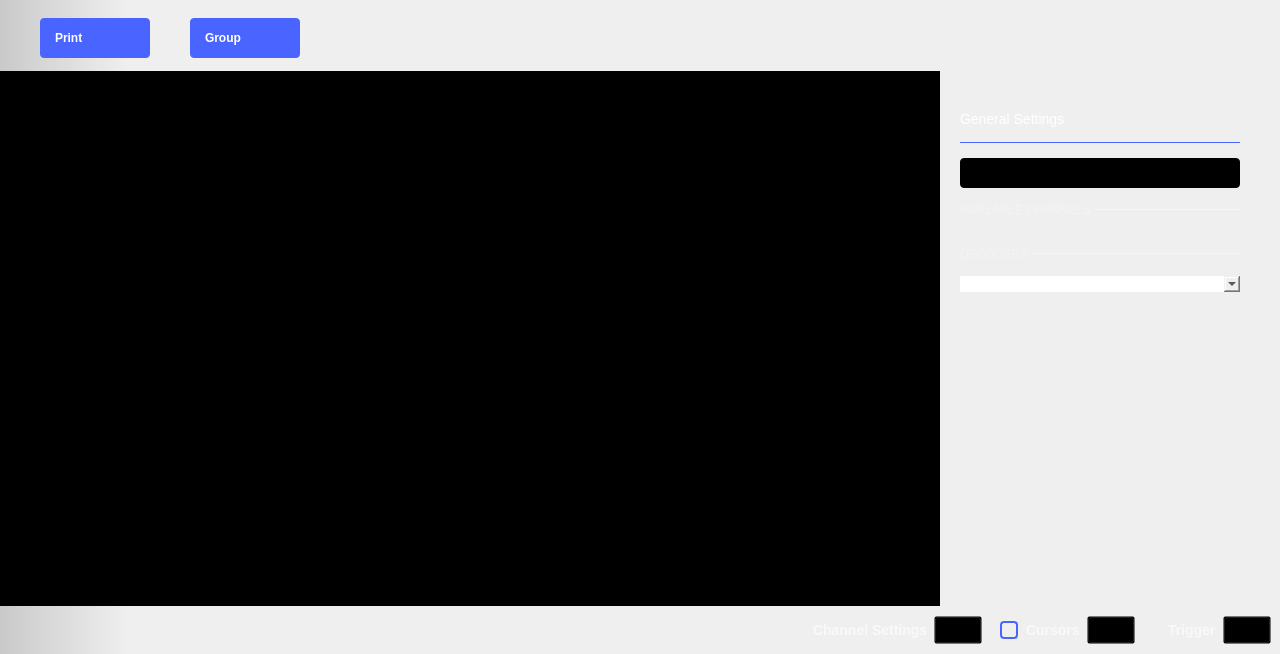
Qt form ui/logic_analyzer.ui (analogdevicesinc/scopy) before a commit.
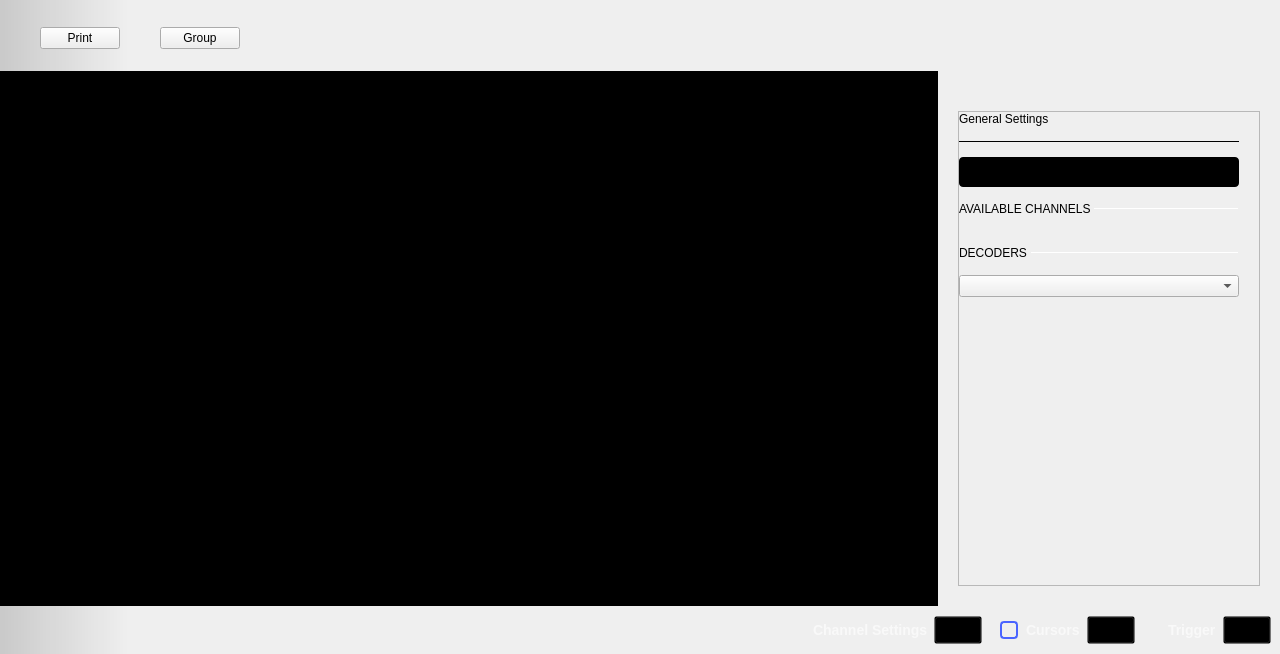
The same form after that commit. The open tabs and pages were chosen to show the change. Icons and pictures are not drawn. Custom widgets are drawn as their Qt base class.

What changed in the file:
```diff
--- a/ui/logic_analyzer.ui
+++ b/ui/logic_analyzer.ui
@@ -102,31 +102,6 @@
           <property name="layoutDirection">
            <enum>Qt::RightToLeft</enum>
           </property>
-          <property name="styleSheet">
-           <string notr="true">
-QPushButton {
-width: 80px;
-  height: 40px;
-
-text-align: left;
-  font-weight: bold;
-  padding-left: 15px;
-  padding-right: 15px;
-border-radius: 4px;
-
-background-color: #4a64ff;
-  color: #ffffff;
-
-}
-
-QPushButton:pressed {
-background-color: #2a44df;
-}
-
-QPushButton:hover {
-background-color: #4a34ff;
-}</string>
-          </property>
           <property name="text">
            <string>Print</string>
           </property>
@@ -144,32 +119,6 @@
         </item>
         <item>
          <widget class="QPushButton" name="btnGroupChannels">
-          <property name="styleSheet">
-           <string notr="true">
-QPushButton {
-width: 80px;
-  height: 40px;
-
-text-align: left;
-  font-weight: bold;
-  padding-left: 15px;
-  padding-right: 15px;
-
-border-radius: 4px;
-
-background-color: #4a64ff;
-  color: #ffffff;
-
-}
-
-QPushButton:pressed {
-background-color: #2a44df;
-}
-
-QPushButton:hover {
-background-color: #4a34ff;
-}</string>
-          </property>
           <property name="text">
            <string>Group</string>
           </property>
@@ -504,9 +453,6 @@
               <height>0</height>
              </size>
             </property>
-            <property name="styleSheet">
-             <string notr="true">QWidget {border:none;}</string>
-            </property>
             <layout class="QVBoxLayout" name="verticalLayout">
              <property name="spacing">
               <number>0</number>
@@ -1477,8 +1423,8 @@
                      <rect>
                       <x>0</x>
                       <y>0</y>
-                      <width>300</width>
-                      <height>258</height>
+                      <width>319</width>
+                      <height>467</height>
                      </rect>
                     </property>
                     <property name="sizePolicy">
@@ -1505,12 +1451,6 @@
                      </property>
                      <item>
                       <widget class="QLabel" name="label_3">
-                       <property name="styleSheet">
-                        <string notr="true">color: white;
-font-size: 14px;
-font-weight: normal;
-</string>
-                       </property>
                        <property name="text">
                         <string>General Settings</string>
                        </property>
@@ -1524,9 +1464,6 @@
                          <height>1</height>
                         </size>
                        </property>
-                       <property name="styleSheet">
-                        <string notr="true">border: 2px solid #4a64ff</string>
-                       </property>
                        <property name="frameShadow">
                         <enum>QFrame::Plain</enum>
                        </property>
@@ -1641,13 +1578,6 @@
                        </property>
                        <item>
                         <widget class="QLabel" name="label_6">
-                         <property name="styleSheet">
-                          <string notr="true">QLabel {
-  font-size: 12px;
-color: rgba(255, 255, 255, 70);
-font-weight: normal;
-}</string>
-                         </property>
                          <property name="text">
                           <string>AVAILABLE CHANNELS </string>
                          </property>
@@ -1667,9 +1597,6 @@
                            <height>1</height>
                           </size>
                          </property>
-                         <property name="styleSheet">
-                          <string notr="true">border: 1px solid rgba(255, 255, 255, 70);</string>
-                         </property>
                          <property name="orientation">
                           <enum>Qt::Horizontal</enum>
                          </property>
@@ -1760,13 +1687,6 @@
                            <verstretch>0</verstretch>
                           </sizepolicy>
                          </property>
-                         <property name="styleSheet">
-                          <string notr="true">QLabel {
-  font-size: 12px;
-color: rgba(255, 255, 255, 70);
-font-weight: normal;
-}</string>
-                         </property>
                          <property name="text">
                           <string>DECODERS </string>
                          </property>
@@ -1786,9 +1706,6 @@
                            <height>1</height>
                           </size>
                          </property>
-                         <property name="styleSheet">
-                          <string notr="true">border: 1px solid rgba(255, 255, 255, 70);</string>
-                         </property>
                          <property name="orientation">
                           <enum>Qt::Horizontal</enum>
                          </property>
@@ -2123,28 +2040,29 @@
   </action>
  </widget>
  <customwidgets>
-  <customwidget>
-   <class>adiscope::CustomSwitch</class>
-   <extends>QPushButton</extends>
-   <header>customSwitch.hpp</header>
-  </customwidget>
   <customwidget>
    <class>adiscope::DetachDragZone</class>
    <extends>QWidget</extends>
    <header>detachdragzone.h</header>
    <container>1</container>
   </customwidget>
+  <customwidget>
+   <class>adiscope::CustomSwitch</class>
+   <extends>QPushButton</extends>
+   <header>customSwitch.hpp</header>
+  </customwidget>
+  <customwidget>
+   <class>adiscope::InstrumentNotes</class>
+   <extends>QWidget</extends>
+   <header>instrumentnotes.h</header>
+   <container>1</container>
+  </customwidget>
   <customwidget>
    <class>adiscope::MenuAnim</class>
    <extends>QWidget</extends>
    <header>menu_anim.hpp</header>
    <container>1</container>
   </customwidget>
-  <customwidget>
-   <class>adiscope::CustomPushButton</class>
-   <extends>QPushButton</extends>
-   <header>customPushButton.hpp</header>
-  </customwidget>
   <customwidget>
    <class>adiscope::RunSingleWidget</class>
    <extends>QWidget</extends>
@@ -2152,10 +2070,9 @@
    <container>1</container>
   </customwidget>
   <customwidget>
-   <class>adiscope::InstrumentNotes</class>
-   <extends>QWidget</extends>
-   <header>instrumentnotes.h</header>
-   <container>1</container>
+   <class>adiscope::CustomPushButton</class>
+   <extends>QPushButton</extends>
+   <header>customPushButton.hpp</header>
   </customwidget>
  </customwidgets>
  <resources>
```
Left out of the diff: 105 changed lines with no effect on the pictures.
